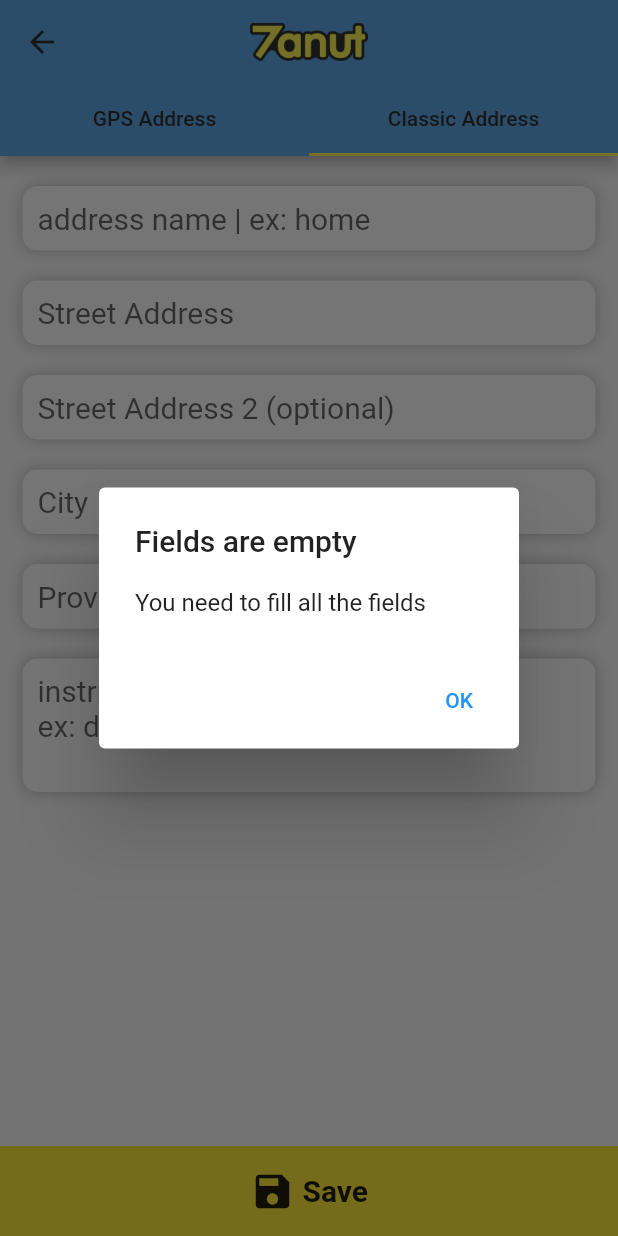
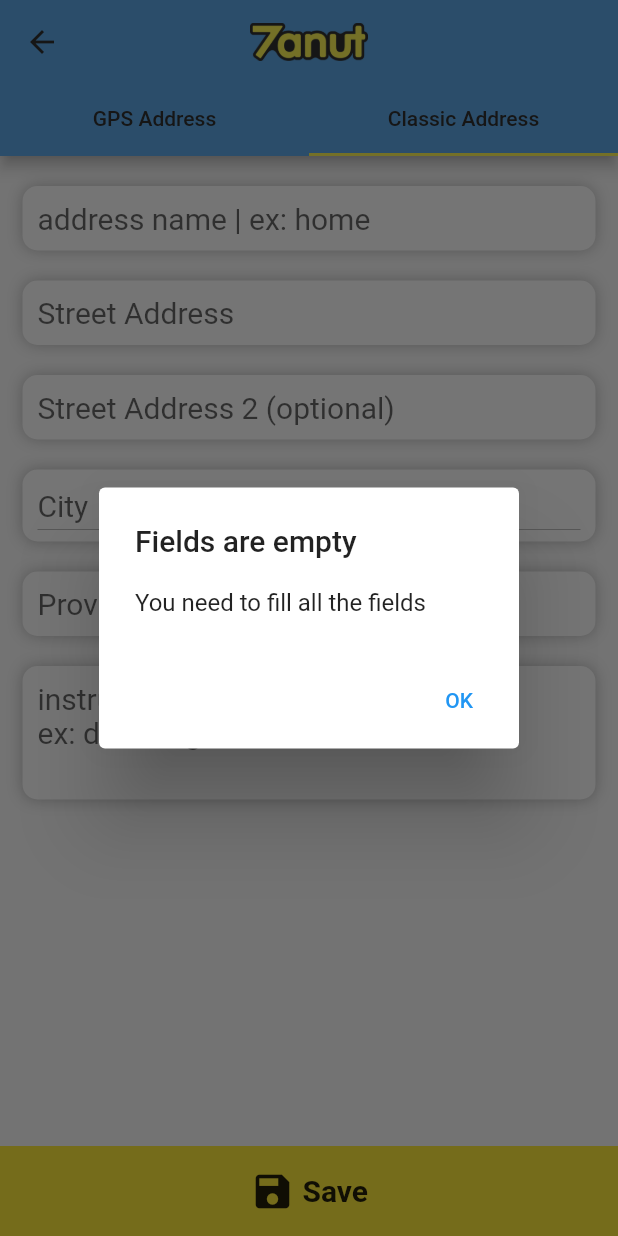
Before and after one commit to maliknajjar/7anut, a Flutter app: the AddAddressScreen screen opened by its route, tab 2 chosen, after a tap on "Save", on a phone screen of 412 x 824 dp. Run offline on Flutter 3.47's test engine with Material 2 defaults, Android fonts, the phone set to English and light mode, and no system bars; our stand-ins replace geolocator, shared_preferences; missing offline and left inert: mapbox_gl, password_strength; accounts and stored records are empty.

Commit message:
made more progress

```diff
--- a/lib/Widgets/ClassicAddressWidget.dart
+++ b/lib/Widgets/ClassicAddressWidget.dart
@@ -140,6 +140,7 @@ class _ClassicAddressWidgetState extends State<ClassicAddressWidget> {
                     ),
                   ),
                   Container(
+                    width: double.infinity,
                     margin: EdgeInsets.only(
                       top: 0,
                       bottom: 20,
@@ -158,20 +159,17 @@ class _ClassicAddressWidgetState extends State<ClassicAddressWidget> {
                         Radius.circular(10),
                       ),
                     ),
-                    child: TextField(
-                      onChanged: (string){
-                        city = string;
+                    child: DropdownButton(
+                      hint:  Text("City", style: TextStyle(fontSize: 20),),
+                      onChanged: (var value) {
+                        city = value;
                       },
-                      style: TextStyle(
-                        fontSize: 20,
-                      ),
-                      cursorColor: Colors.black54,
-                      decoration: InputDecoration(
-                        border: InputBorder.none,
-                        isDense: true,
-                        contentPadding: EdgeInsets.symmetric(vertical: 10),
-                        hintText: "City",
-                      ),
+                      items: [
+                        DropdownMenuItem(
+                          value: "Tunis",
+                          child: Text("Tunis", style: TextStyle(fontSize: 20),)
+                        ),
+                      ],
                     ),
                   ),
                   Container(
@@ -259,7 +257,14 @@ class _ClassicAddressWidgetState extends State<ClassicAddressWidget> {
                 if (title == null) Functions.alert(context, "Fields are empty", "You need to fill all the fields");
                 else {
                   print(Addresses.addressesBasket);
-                  Addresses.addAddress({"title": title, "instructions": instructions});
+                  Addresses.addAddress({
+                    "title": title,
+                    "streetAddress": streetAddress,
+                    "streetAddress2": streetAddress2,
+                    "city": city,
+                    "province": province,
+                    "instructions": instructions
+                  });
                   Navigator.of(context).pop();
                 }
               },
--- a/lib/Widgets/GPSWidget.dart
+++ b/lib/Widgets/GPSWidget.dart
@@ -14,6 +14,7 @@ class _GPSAddAddressState extends State<GPSAddAddress> {
   String information;
   String instructions;
   LatLng location;
+  String city;
 
   String mapButtonText = "Add Location";
 
@@ -123,6 +124,39 @@ class _GPSAddAddressState extends State<GPSAddAddress> {
                     ),
                   ),
                   Container(
+                    width: double.infinity,
+                    margin: EdgeInsets.only(
+                      top: 0,
+                      bottom: 20,
+                    ),
+                    padding: EdgeInsets.symmetric(horizontal: 10),
+                    decoration: BoxDecoration(
+                      color: Colors.white,
+                      boxShadow: [
+                        BoxShadow(
+                          blurRadius: 7.5,
+                          spreadRadius: 0,
+                          color: Colors.black.withOpacity(0.25),
+                        ),
+                      ],
+                      borderRadius: BorderRadius.all(
+                        Radius.circular(10),
+                      ),
+                    ),
+                    child: DropdownButton(
+                      hint:  Text("City", style: TextStyle(fontSize: 20),),
+                      onChanged: (var value) {
+                        city = value;
+                      },
+                      items: [
+                        DropdownMenuItem(
+                          value: "Tunis",
+                          child: Text("Tunis", style: TextStyle(fontSize: 20),)
+                        ),
+                      ],
+                    ),
+                  ),
+                  Container(
                     margin: EdgeInsets.only(
                       top: 0,
                       bottom: 20,
@@ -209,7 +243,7 @@ class _GPSAddAddressState extends State<GPSAddAddress> {
                 if (location == null || title == null) Functions.alert(context, "Fields are empty", "You need to fill all the fields");
                 else {
                   print(Addresses.addressesBasket);
-                  Addresses.addAddress({"title": title, "information": information, "instructions": instructions, "location": {"latitude": location.latitude, "longitude": location.longitude}});
+                  Addresses.addAddress({"title": title, "information": information, "instructions": instructions, "location": {"latitude": location.latitude, "longitude": location.longitude}, "city": city});
                   Navigator.of(context).pop();
                 }
               },
```
